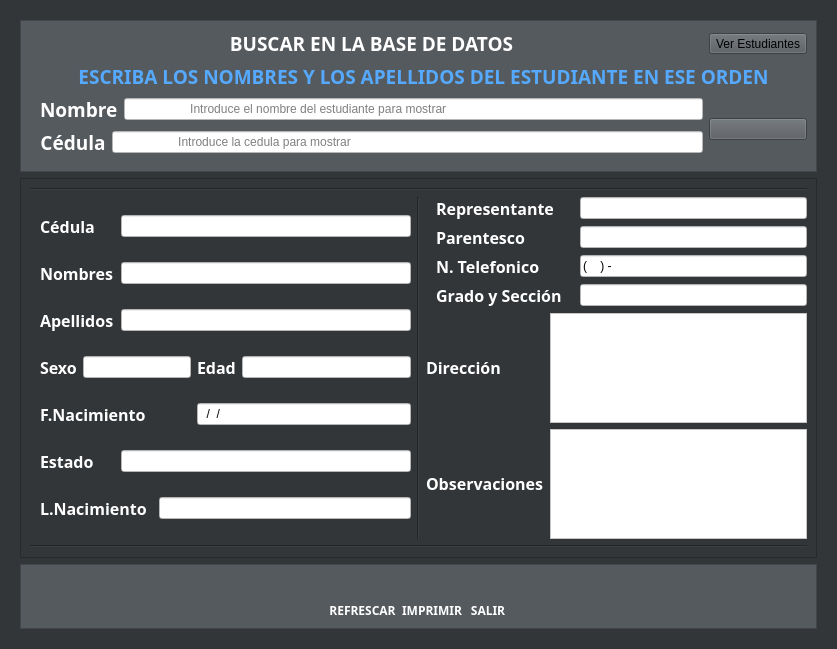
Gabo-hub/SUNBAGB, file iu_files/main_estudiantes.ui: the form before one commit.
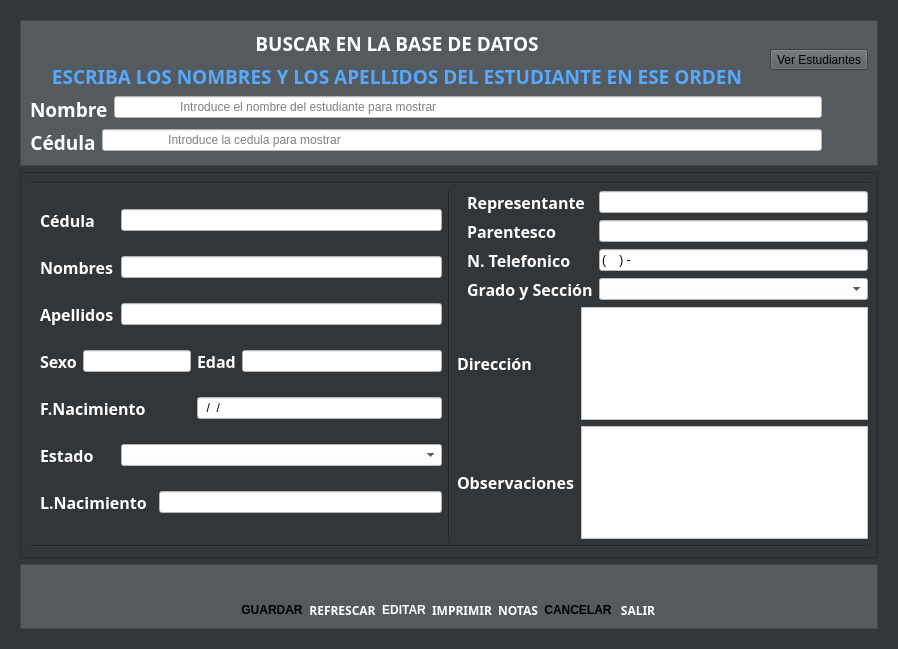
The form after the commit. Icons and pictures are not drawn.

What changed in the file:
```diff
--- a/iu_files/main_estudiantes.ui
+++ b/iu_files/main_estudiantes.ui
@@ -9,7 +9,7 @@
    <rect>
     <x>0</x>
     <y>0</y>
-    <width>837</width>
+    <width>898</width>
     <height>649</height>
    </rect>
   </property>
@@ -40,55 +40,32 @@
         <property name="frameShadow">
          <enum>QFrame::Raised</enum>
         </property>
-        <layout class="QGridLayout" name="gridLayout_6">
-         <item row="0" column="0">
-          <layout class="QGridLayout" name="internalframe">
-           <property name="leftMargin">
-            <number>10</number>
-           </property>
-           <item row="3" column="1">
-            <widget class="QToolButton" name="bttn_verestudiantes">
-             <property name="text">
-              <string>Ver Estudiantes</string>
-             </property>
-            </widget>
-           </item>
-           <item row="8" column="0">
-            <layout class="QGridLayout" name="gridLayout_5">
-             <item row="0" column="1">
-              <widget class="QLineEdit" name="qlinee_EcedulaSearch">
-               <property name="styleSheet">
-                <string notr="true">background-color: rgb(255, 255, 255);</string>
-               </property>
-               <property name="inputMask">
-                <string/>
-               </property>
-               <property name="placeholderText">
-                <string>                   Introduce la cedula para mostrar</string>
-               </property>
-              </widget>
-             </item>
-             <item row="0" column="0" alignment="Qt::AlignLeft">
-              <widget class="QLabel" name="ql_EcedulaSearch">
+        <layout class="QVBoxLayout" name="verticalLayout_4">
+         <item>
+          <layout class="QHBoxLayout" name="horizontalLayout_5">
+           <item>
+            <layout class="QVBoxLayout" name="verticalLayout_3">
+             <item>
+              <widget class="QLabel" name="ql_EbuscarbaseText">
                <property name="font">
                 <font>
                  <family>Poppins</family>
                  <pointsize>14</pointsize>
-                 <weight>75</weight>
                  <bold>true</bold>
                 </font>
                </property>
+               <property name="autoFillBackground">
+                <bool>false</bool>
+               </property>
                <property name="styleSheet">
                 <string notr="true">color: rgb(255, 255, 255);</string>
                </property>
                <property name="text">
-                <string>&lt;html&gt;&lt;head/&gt;&lt;body&gt;&lt;p align=&quot;center&quot;&gt;&lt;span style=&quot; font-weight:600;&quot;&gt;Cédula&lt;/span&gt;&lt;/p&gt;&lt;/body&gt;&lt;/html&gt;</string>
+                <string>&lt;html&gt;&lt;head/&gt;&lt;body&gt;&lt;p align=&quot;center&quot;&gt;&lt;span style=&quot; font-weight:600;&quot;&gt;BUSCAR EN LA BASE DE DATOS&lt;/span&gt;&lt;/p&gt;&lt;/body&gt;&lt;/html&gt;</string>
                </property>
               </widget>
              </item>
-            </layout>
-           </item>
-           <item row="4" column="0" colspan="2">
+             <item>
             <widget class="QLabel" name="ql_EescribanombresText">
              <property name="palette">
               <palette>
@@ -148,7 +125,7 @@
                  </brush>
                 </colorrole>
                 <colorrole role="PlaceholderText">
-                 <brush brushstyle="NoBrush">
+                   <brush brushstyle="SolidPattern">
                   <color alpha="128">
                    <red>85</red>
                    <green>170</green>
@@ -213,7 +190,7 @@
                  </brush>
                 </colorrole>
                 <colorrole role="PlaceholderText">
-                 <brush brushstyle="NoBrush">
+                   <brush brushstyle="SolidPattern">
                   <color alpha="128">
                    <red>85</red>
                    <green>170</green>
@@ -278,7 +255,7 @@
                  </brush>
                 </colorrole>
                 <colorrole role="PlaceholderText">
-                 <brush brushstyle="NoBrush">
+                   <brush brushstyle="SolidPattern">
                   <color alpha="128">
                    <red>85</red>
                    <green>170</green>
@@ -293,7 +270,6 @@
               <font>
                <family>Poppins</family>
                <pointsize>14</pointsize>
-               <weight>75</weight>
                <bold>true</bold>
               </font>
              </property>
@@ -308,36 +284,29 @@
              </property>
             </widget>
            </item>
-           <item row="3" column="0">
-            <widget class="QLabel" name="ql_EbuscarbaseText">
-             <property name="font">
-              <font>
-               <family>Poppins</family>
-               <pointsize>14</pointsize>
-               <weight>75</weight>
-               <bold>true</bold>
-              </font>
-             </property>
-             <property name="autoFillBackground">
-              <bool>false</bool>
-             </property>
-             <property name="styleSheet">
-              <string notr="true">color: rgb(255, 255, 255);</string>
-             </property>
+            </layout>
+           </item>
+           <item>
+            <widget class="QToolButton" name="bttn_verestudiantes">
              <property name="text">
-              <string>&lt;html&gt;&lt;head/&gt;&lt;body&gt;&lt;p align=&quot;center&quot;&gt;&lt;span style=&quot; font-weight:600;&quot;&gt;BUSCAR EN LA BASE DE DATOS&lt;/span&gt;&lt;/p&gt;&lt;/body&gt;&lt;/html&gt;</string>
+              <string>Ver Estudiantes</string>
              </property>
             </widget>
            </item>
-           <item row="7" column="0">
-            <layout class="QGridLayout" name="gridLayout_7">
-             <item row="0" column="0" rowspan="3">
+          </layout>
+         </item>
+         <item>
+          <layout class="QHBoxLayout" name="horizontalLayout_4">
+           <item>
+            <layout class="QVBoxLayout" name="verticalLayout_2">
+             <item>
+              <layout class="QFormLayout" name="formLayout_2">
+               <item row="0" column="0">
               <widget class="QLabel" name="ql_EnombreSearch">
                <property name="font">
                 <font>
                  <family>Poppins</family>
                  <pointsize>14</pointsize>
-                 <weight>75</weight>
                  <bold>true</bold>
                 </font>
                </property>
@@ -349,13 +318,14 @@
                </property>
               </widget>
              </item>
-             <item row="0" column="1" rowspan="3">
+               <item row="0" column="1">
               <widget class="QLineEdit" name="qlinee_EnombreSearch">
                <property name="layoutDirection">
                 <enum>Qt::LeftToRight</enum>
                </property>
                <property name="styleSheet">
-                <string notr="true">background-color: rgb(255, 255, 255);</string>
+                  <string notr="true">background-color: rgb(255, 255, 255);
+color: rgb(0, 0, 0);</string>
                </property>
                <property name="inputMask">
                 <string/>
@@ -379,7 +349,44 @@
              </item>
             </layout>
            </item>
-           <item row="7" column="1" rowspan="3">
+             <item>
+              <layout class="QFormLayout" name="formLayout_3">
+               <item row="0" column="0">
+                <widget class="QLabel" name="ql_EcedulaSearch">
+                 <property name="font">
+                  <font>
+                   <family>Poppins</family>
+                   <pointsize>14</pointsize>
+                   <bold>true</bold>
+                  </font>
+                 </property>
+                 <property name="styleSheet">
+                  <string notr="true">color: rgb(255, 255, 255);</string>
+                 </property>
+                 <property name="text">
+                  <string>&lt;html&gt;&lt;head/&gt;&lt;body&gt;&lt;p align=&quot;center&quot;&gt;&lt;span style=&quot; font-weight:600;&quot;&gt;Cédula&lt;/span&gt;&lt;/p&gt;&lt;/body&gt;&lt;/html&gt;</string>
+                 </property>
+                </widget>
+               </item>
+               <item row="0" column="1">
+                <widget class="QLineEdit" name="qlinee_EcedulaSearch">
+                 <property name="styleSheet">
+                  <string notr="true">background-color: rgb(255, 255, 255);
+color: rgb(0, 0, 0);</string>
+                 </property>
+                 <property name="inputMask">
+                  <string/>
+                 </property>
+                 <property name="placeholderText">
+                  <string>                   Introduce la cedula para mostrar</string>
+                 </property>
+                </widget>
+               </item>
+              </layout>
+             </item>
+            </layout>
+           </item>
+           <item>
             <widget class="QPushButton" name="bttn_Ebuscar">
              <property name="cursor">
               <cursorShape>PointingHandCursor</cursorShape>
@@ -426,7 +433,7 @@
               <bool>false</bool>
              </property>
              <property name="flat">
-              <bool>false</bool>
+              <bool>true</bool>
              </property>
             </widget>
            </item>
@@ -469,7 +476,8 @@
               <bool>true</bool>
              </property>
              <property name="styleSheet">
-              <string notr="true">background-color: rgb(255, 255, 255);</string>
+              <string notr="true">background-color: rgb(255, 255, 255);
+color: rgb(0, 0, 0);</string>
              </property>
              <property name="inputMask">
               <string>99/99/9999</string>
@@ -488,7 +496,6 @@
               <font>
                <family>Poppins</family>
                <pointsize>12</pointsize>
-               <weight>75</weight>
                <bold>true</bold>
               </font>
              </property>
@@ -512,7 +519,8 @@
               <bool>true</bool>
              </property>
              <property name="styleSheet">
-              <string notr="true">background-color: rgb(255, 255, 255);</string>
+              <string notr="true">background-color: rgb(255, 255, 255);
+color: rgb(0, 0, 0);</string>
              </property>
              <property name="text">
               <string/>
@@ -528,7 +536,8 @@
               <bool>true</bool>
              </property>
              <property name="styleSheet">
-              <string notr="true">background-color: rgb(255, 255, 255);</string>
+              <string notr="true">background-color: rgb(255, 255, 255);
+color: rgb(0, 0, 0);</string>
              </property>
              <property name="text">
               <string/>
@@ -544,7 +553,8 @@
               <bool>true</bool>
              </property>
              <property name="styleSheet">
-              <string notr="true">background-color: rgb(255, 255, 255);</string>
+              <string notr="true">background-color: rgb(255, 255, 255);
+color: rgb(0, 0, 0);</string>
              </property>
              <property name="text">
               <string/>
@@ -560,7 +570,8 @@
               <bool>true</bool>
              </property>
              <property name="styleSheet">
-              <string notr="true">background-color: rgb(255, 255, 255);</string>
+              <string notr="true">background-color: rgb(255, 255, 255);
+color: rgb(0, 0, 0);</string>
              </property>
              <property name="text">
               <string/>
@@ -588,7 +599,6 @@
               <font>
                <family>Poppins</family>
                <pointsize>12</pointsize>
-               <weight>75</weight>
                <bold>true</bold>
               </font>
              </property>
@@ -612,7 +622,8 @@
               <bool>true</bool>
              </property>
              <property name="styleSheet">
-              <string notr="true">background-color: rgb(255, 255, 255);</string>
+              <string notr="true">background-color: rgb(255, 255, 255);
+color: rgb(0, 0, 0);</string>
              </property>
              <property name="text">
               <string/>
@@ -628,7 +639,6 @@
               <font>
                <family>Poppins</family>
                <pointsize>12</pointsize>
-               <weight>75</weight>
                <bold>true</bold>
               </font>
              </property>
@@ -652,7 +662,6 @@
               <font>
                <family>Poppins</family>
                <pointsize>12</pointsize>
-               <weight>75</weight>
                <bold>true</bold>
               </font>
              </property>
@@ -676,7 +685,8 @@
               <bool>true</bool>
              </property>
              <property name="styleSheet">
-              <string notr="true">background-color: rgb(255, 255, 255);</string>
+              <string notr="true">background-color: rgb(255, 255, 255);
+color: rgb(0, 0, 0);</string>
              </property>
              <property name="text">
               <string/>
@@ -692,7 +702,6 @@
               <font>
                <family>Poppins</family>
                <pointsize>12</pointsize>
-               <weight>75</weight>
                <bold>true</bold>
               </font>
              </property>
@@ -711,18 +720,13 @@
             </widget>
            </item>
            <item row="5" column="2" colspan="4">
-            <widget class="QLineEdit" name="qlinee_EestadoInfo">
+            <widget class="QComboBox" name="cbox_EestadoInfo">
              <property name="enabled">
               <bool>true</bool>
              </property>
              <property name="styleSheet">
-              <string notr="true">background-color: rgb(255, 255, 255);</string>
-             </property>
-             <property name="text">
-              <string/>
-             </property>
-             <property name="readOnly">
-              <bool>true</bool>
+              <string notr="true">background-color: rgb(255, 255, 255);
+color: rgb(0, 0, 0);</string>
              </property>
             </widget>
            </item>
@@ -732,7 +736,6 @@
               <font>
                <family>Poppins</family>
                <pointsize>12</pointsize>
-               <weight>75</weight>
                <bold>true</bold>
               </font>
              </property>
@@ -756,7 +759,6 @@
               <font>
                <family>Poppins</family>
                <pointsize>12</pointsize>
-               <weight>75</weight>
                <bold>true</bold>
               </font>
              </property>
@@ -780,7 +782,6 @@
               <font>
                <family>Poppins</family>
                <pointsize>12</pointsize>
-               <weight>75</weight>
                <bold>true</bold>
               </font>
              </property>
@@ -808,7 +809,6 @@
               <font>
                <family>Poppins</family>
                <pointsize>12</pointsize>
-               <weight>75</weight>
                <bold>true</bold>
               </font>
              </property>
@@ -822,14 +822,38 @@
               <enum>Qt::AutoText</enum>
              </property>
              <property name="alignment">
-              <set>Qt::AlignLeading|Qt::AlignLeft|Qt::AlignVCenter</set>
+              <set>Qt::AlignmentFlag::AlignLeading|Qt::AlignmentFlag::AlignLeft|Qt::AlignmentFlag::AlignVCenter</set>
+             </property>
+            </widget>
+           </item>
+           <item row="1" column="1">
+            <widget class="QPlainTextEdit" name="qpte_EobservacionesInfo">
+             <property name="enabled">
+              <bool>true</bool>
+             </property>
+             <property name="styleSheet">
+              <string notr="true">background-color: rgb(255, 255, 255);
+color: rgb(0, 0, 0);</string>
+             </property>
+             <property name="frameShape">
+              <enum>QFrame::Shape::StyledPanel</enum>
+             </property>
+             <property name="frameShadow">
+              <enum>QFrame::Shadow::Sunken</enum>
+             </property>
+             <property name="readOnly">
+              <bool>true</bool>
+             </property>
+             <property name="plainText">
+              <string/>
              </property>
             </widget>
            </item>
            <item row="0" column="1">
             <widget class="QPlainTextEdit" name="qpte_EdireccionInfo">
              <property name="styleSheet">
-              <string notr="true">background-color: rgb(255, 255, 255);</string>
+              <string notr="true">background-color: rgb(255, 255, 255);
+color: rgb(0, 0, 0);</string>
              </property>
              <property name="readOnly">
               <bool>true</bool>
@@ -845,7 +869,6 @@
               <font>
                <family>Poppins</family>
                <pointsize>12</pointsize>
-               <weight>75</weight>
                <bold>true</bold>
               </font>
              </property>
@@ -859,29 +882,7 @@
               <enum>Qt::AutoText</enum>
              </property>
              <property name="alignment">
-              <set>Qt::AlignLeading|Qt::AlignLeft|Qt::AlignVCenter</set>
-             </property>
-            </widget>
-           </item>
-           <item row="1" column="1">
-            <widget class="QPlainTextEdit" name="qpte_EobservacionesInfo">
-             <property name="enabled">
-              <bool>true</bool>
-             </property>
-             <property name="styleSheet">
-              <string notr="true">background-color: rgb(255, 255, 255);</string>
-             </property>
-             <property name="frameShape">
-              <enum>QFrame::StyledPanel</enum>
-             </property>
-             <property name="frameShadow">
-              <enum>QFrame::Sunken</enum>
-             </property>
-             <property name="readOnly">
-              <bool>true</bool>
-             </property>
-             <property name="plainText">
-              <string/>
+              <set>Qt::AlignmentFlag::AlignLeading|Qt::AlignmentFlag::AlignLeft|Qt::AlignmentFlag::AlignVCenter</set>
              </property>
             </widget>
            </item>
@@ -895,17 +896,16 @@
           </widget>
          </item>
          <item row="2" column="2">
-          <layout class="QGridLayout" name="gridLayout_4">
+          <layout class="QFormLayout" name="formLayout">
            <property name="leftMargin">
             <number>10</number>
            </property>
-           <item row="2" column="0" colspan="2" alignment="Qt::AlignLeft">
-            <widget class="QLabel" name="ql_EntelefonicoText">
+           <item row="0" column="0">
+            <widget class="QLabel" name="ql_ErepresentanteText">
              <property name="font">
               <font>
                <family>Poppins</family>
                <pointsize>12</pointsize>
-               <weight>75</weight>
                <bold>true</bold>
               </font>
              </property>
@@ -913,23 +913,36 @@
               <string notr="true">color: rgb(255, 255, 255);</string>
              </property>
              <property name="text">
-              <string>&lt;html&gt;&lt;head/&gt;&lt;body&gt;&lt;p&gt;N. Telefonico&lt;/p&gt;&lt;/body&gt;&lt;/html&gt;</string>
-             </property>
-             <property name="textFormat">
-              <enum>Qt::AutoText</enum>
+              <string>&lt;html&gt;&lt;head/&gt;&lt;body&gt;&lt;p&gt;Representante&lt;/p&gt;&lt;/body&gt;&lt;/html&gt;</string>
              </property>
              <property name="alignment">
               <set>Qt::AlignLeading|Qt::AlignLeft|Qt::AlignVCenter</set>
              </property>
             </widget>
            </item>
-           <item row="1" column="0" colspan="2" alignment="Qt::AlignLeft">
+           <item row="0" column="1">
+            <widget class="QLineEdit" name="qlinee_ErepresentanteInfo">
+             <property name="enabled">
+              <bool>true</bool>
+             </property>
+             <property name="styleSheet">
+              <string notr="true">background-color: rgb(255, 255, 255);
+color: rgb(0, 0, 0);</string>
+             </property>
+             <property name="text">
+              <string/>
+             </property>
+             <property name="readOnly">
+              <bool>true</bool>
+             </property>
+            </widget>
+           </item>
+           <item row="1" column="0">
             <widget class="QLabel" name="ql_EparentescoText">
              <property name="font">
               <font>
                <family>Poppins</family>
                <pointsize>12</pointsize>
-               <weight>75</weight>
                <bold>true</bold>
               </font>
              </property>
@@ -947,39 +960,14 @@
              </property>
             </widget>
            </item>
-           <item row="3" column="3">
-            <widget class="QLineEdit" name="ql_EgradoseccionInfo">
-             <property name="styleSheet">
-              <string notr="true">background-color: rgb(255, 255, 255);</string>
-             </property>
-             <property name="readOnly">
-              <bool>true</bool>
-             </property>
-            </widget>
-           </item>
-           <item row="0" column="3">
-            <widget class="QLineEdit" name="qlinee_ErepresentanteInfo">
-             <property name="enabled">
-              <bool>true</bool>
-             </property>
-             <property name="styleSheet">
-              <string notr="true">background-color: rgb(255, 255, 255);</string>
-             </property>
-             <property name="text">
-              <string/>
-             </property>
-             <property name="readOnly">
-              <bool>true</bool>
-             </property>
-            </widget>
-           </item>
-           <item row="1" column="3">
+           <item row="1" column="1">
             <widget class="QLineEdit" name="qlinee_EparentescoInfo">
              <property name="enabled">
               <bool>true</bool>
              </property>
              <property name="styleSheet">
-              <string notr="true">background-color: rgb(255, 255, 255);</string>
+              <string notr="true">background-color: rgb(255, 255, 255);
+color: rgb(0, 0, 0);</string>
              </property>
              <property name="text">
               <string/>
@@ -989,13 +977,37 @@
              </property>
             </widget>
            </item>
-           <item row="2" column="3">
+           <item row="2" column="0">
+            <widget class="QLabel" name="ql_EntelefonicoText">
+             <property name="font">
+              <font>
+               <family>Poppins</family>
+               <pointsize>12</pointsize>
+               <bold>true</bold>
+              </font>
+             </property>
+             <property name="styleSheet">
+              <string notr="true">color: rgb(255, 255, 255);</string>
+             </property>
+             <property name="text">
+              <string>&lt;html&gt;&lt;head/&gt;&lt;body&gt;&lt;p&gt;N. Telefonico&lt;/p&gt;&lt;/body&gt;&lt;/html&gt;</string>
+             </property>
+             <property name="textFormat">
+              <enum>Qt::TextFormat::AutoText</enum>
+             </property>
+             <property name="alignment">
+              <set>Qt::AlignmentFlag::AlignLeading|Qt::AlignmentFlag::AlignLeft|Qt::AlignmentFlag::AlignVCenter</set>
+             </property>
+            </widget>
+           </item>
+           <item row="2" column="1">
             <widget class="QLineEdit" name="qlinee_EntelefonicoInfo">
              <property name="enabled">
               <bool>true</bool>
              </property>
              <property name="styleSheet">
-              <string notr="true">background-color: rgb(255, 255, 255);</string>
+              <string notr="true">background-color: rgb(255, 255, 255);
+color: rgb(0, 0, 0);</string>
              </property>
              <property name="inputMask">
               <string>(9999) -999999</string>
@@ -1008,34 +1020,12 @@
              </property>
             </widget>
            </item>
-           <item row="0" column="0" colspan="3" alignment="Qt::AlignLeft">
-            <widget class="QLabel" name="ql_ErepresentanteText">
-             <property name="font">
-              <font>
-               <family>Poppins</family>
-               <pointsize>12</pointsize>
-               <weight>75</weight>
-               <bold>true</bold>
-              </font>
-             </property>
-             <property name="styleSheet">
-              <string notr="true">color: rgb(255, 255, 255);</string>
-             </property>
-             <property name="text">
-              <string>&lt;html&gt;&lt;head/&gt;&lt;body&gt;&lt;p&gt;Representante&lt;/p&gt;&lt;/body&gt;&lt;/html&gt;</string>
-             </property>
-             <property name="alignment">
-              <set>Qt::AlignLeading|Qt::AlignLeft|Qt::AlignVCenter</set>
-             </property>
-            </widget>
-           </item>
            <item row="3" column="0">
             <widget class="QLabel" name="ql_EgradoseccionText">
              <property name="font">
               <font>
                <family>Poppins</family>
                <pointsize>12</pointsize>
-               <weight>75</weight>
                <bold>true</bold>
               </font>
              </property>
@@ -1047,6 +1037,14 @@
              </property>
             </widget>
            </item>
+           <item row="3" column="1">
+            <widget class="QComboBox" name="cbox_Egradoseccion">
+             <property name="styleSheet">
+              <string notr="true">background-color: rgb(255, 255, 255);
+color: rgb(0, 0, 0);</string>
+             </property>
+            </widget>
+           </item>
           </layout>
          </item>
         </layout>
@@ -1079,8 +1077,8 @@
          </item>
          <item>
           <layout class="QGridLayout" name="gridLayout_3">
-           <item row="0" column="1">
-            <widget class="QPushButton" name="bttn_Erimprimir">
+           <item row="0" column="6">
+            <widget class="QPushButton" name="bttn_Esalir">
              <property name="cursor">
               <cursorShape>PointingHandCursor</cursorShape>
              </property>
@@ -1115,48 +1113,11 @@
              </property>
             </widget>
            </item>
-           <item row="0" column="0">
-            <widget class="QPushButton" name="bttn_Erefrescar">
-             <property name="cursor">
-              <cursorShape>PointingHandCursor</cursorShape>
-             </property>
-             <property name="styleSheet">
-              <string notr="true">QPushButton:hover
-{
-	border-style: solid;
-	background-color: #757a80;
-
-}
-
-QPushButton:pressed
-{
-	 	background-color:#333639;
-}</string>
-             </property>
-             <property name="text">
-              <string/>
-             </property>
-             <property name="icon">
-              <iconset resource="../assets/icons/resource.qrc">
-               <normaloff>:/Botones salida/refresh-icon.png</normaloff>:/Botones salida/refresh-icon.png</iconset>
-             </property>
-             <property name="iconSize">
-              <size>
-               <width>81</width>
-               <height>61</height>
-              </size>
-             </property>
-             <property name="flat">
-              <bool>true</bool>
-             </property>
-            </widget>
-           </item>
-           <item row="1" column="2">
+           <item row="1" column="6">
             <widget class="QLabel" name="ql_EsalirText">
              <property name="font">
               <font>
                <family>Poppins</family>
-               <weight>75</weight>
                <bold>true</bold>
               </font>
              </property>
@@ -1174,12 +1135,99 @@
              </property>
             </widget>
            </item>
-           <item row="1" column="1">
+                       <item row="0" column="4">
+             <widget class="QPushButton" name="bttn_notas">
+              <property name="cursor">
+               <cursorShape>PointingHandCursor</cursorShape>
+              </property>
+              <property name="styleSheet">
+               <string notr="true">QPushButton:hover
+{
+	border-style: solid;
+	background-color: #757a80;
+
+}
+
+QPushButton:pressed
+{
+	 	background-color:#333639;
+}</string>
+              </property>
+              <property name="text">
+               <string/>
+              </property>
+              <property name="icon">
+               <iconset resource="../assets/icons/resource.qrc">
+                <normaloff>:/Botones categoria/openmoji--spiral-notepad.png</normaloff>:/Botones categoria/openmoji--spiral-notepad.png</iconset>
+              </property>
+              <property name="iconSize">
+               <size>
+                <width>81</width>
+                <height>61</height>
+               </size>
+              </property>
+              <property name="flat">
+               <bool>true</bool>
+              </property>
+             </widget>
+            </item>
+            <item row="1" column="4">
+             <widget class="QLabel" name="ql_notasText">
+              <property name="font">
+               <font>
+                <family>Poppins</family>
+                <bold>true</bold>
+               </font>
+              </property>
+              <property name="styleSheet">
+               <string notr="true">color: rgb(255, 255, 255);</string>
+              </property>
+              <property name="text">
+               <string>&lt;html&gt;&lt;head/&gt;&lt;body&gt;&lt;p align=&quot;center&quot;&gt;&lt;span style=&quot; font-weight:600;&quot;&gt;NOTAS&lt;/span&gt;&lt;/p&gt;&lt;/body&gt;&lt;/html&gt;</string>
+              </property>
+             </widget>
+            </item>
+<item row="0" column="1">
+            <widget class="QPushButton" name="bttn_Erefrescar">
+             <property name="cursor">
+              <cursorShape>PointingHandCursor</cursorShape>
+             </property>
+             <property name="styleSheet">
+              <string notr="true">QPushButton:hover
+{
+	border-style: solid;
+	background-color: #757a80;
+
+}
+
+QPushButton:pressed
+{
+	 	background-color:#333639;
+}</string>
+             </property>
+             <property name="text">
+              <string/>
+             </property>
+             <property name="icon">
+              <iconset resource="../assets/icons/resource.qrc">
+               <normaloff>:/Botones salida/refresh-icon.png</normaloff>:/Botones salida/refresh-icon.png</iconset>
+             </property>
+             <property name="iconSize">
+              <size>
+               <width>81</width>
+               <height>61</height>
+              </size>
+             </property>
+             <property name="flat">
+              <bool>true</bool>
+             </property>
+            </widget>
+           </item>
+           <item row="1" column="3">
             <widget class="QLabel" name="ql_EimprimirText">
              <property name="font">
               <font>
                <family>Poppins</family>
-               <weight>75</weight>
                <bold>true</bold>
               </font>
              </property>
@@ -1198,11 +1246,62 @@
             </widget>
            </item>
            <item row="1" column="0">
+            <widget class="QLabel" name="ql_guardarText">
+             <property name="enabled">
+              <bool>true</bool>
+             </property>
+             <property name="tabletTracking">
+              <bool>false</bool>
+             </property>
+             <property name="text">
+              <string>&lt;html&gt;&lt;head/&gt;&lt;body&gt;&lt;p align=&quot;center&quot;&gt;&lt;span style=&quot; font-weight:700;&quot;&gt;GUARDAR&lt;/span&gt;&lt;/p&gt;&lt;/body&gt;&lt;/html&gt;</string>
+             </property>
+             <property name="wordWrap">
+              <bool>false</bool>
+             </property>
+            </widget>
+           </item>
+           <item row="0" column="3">
+            <widget class="QPushButton" name="bttn_Erimprimir">
+             <property name="cursor">
+              <cursorShape>PointingHandCursor</cursorShape>
+             </property>
+             <property name="styleSheet">
+              <string notr="true">QPushButton:hover
+{
+	border-style: solid;
+	background-color: #757a80;
+
+}
+
+QPushButton:pressed
+{
+	 	background-color:#333639;
+}</string>
+             </property>
+             <property name="text">
+              <string/>
+             </property>
+             <property name="icon">
+              <iconset resource="../assets/icons/resource.qrc">
+               <normaloff>:/Botones salida/imprimir.png</normaloff>:/Botones salida/imprimir.png</iconset>
+             </property>
+             <property name="iconSize">
+              <size>
+               <width>81</width>
+               <height>61</height>
+              </size>
+             </property>
+             <property name="flat">
+              <bool>true</bool>
+             </property>
+            </widget>
+           </item>
+           <item row="1" column="1">
             <widget class="QLabel" name="ql_ErefrescarText">
              <property name="font">
               <font>
                <family>Poppins</family>
-               <weight>75</weight>
                <bold>true</bold>
               </font>
              </property>
@@ -1220,10 +1319,92 @@
              </property>
             </widget>
            </item>
-           <item row="0" column="2">
-            <widget class="QPushButton" name="bttn_Esalir">
+           <item row="0" column="0">
+            <widget class="QPushButton" name="bttn_guardar">
+             <property name="enabled">
+              <bool>true</bool>
+             </property>
              <property name="cursor">
               <cursorShape>PointingHandCursor</cursorShape>
+             </property>
+             <property name="tabletTracking">
+              <bool>false</bool>
+             </property>
+             <property name="styleSheet">
+              <string notr="true">QPushButton:hover
+{
+	border-style: solid;
+	background-color: #757a80;
+
+}
+
+QPushButton:pressed
+{
+	 	background-color:#333639;
+}</string>
+             </property>
+             <property name="icon">
+              <iconset resource="../assets/icons/resource.qrc">
+               <normaloff>:/Botones salida/save-icon.png</normaloff>:/Botones salida/save-icon.png</iconset>
+             </property>
+             <property name="iconSize">
+              <size>
+               <width>81</width>
+               <height>61</height>
+              </size>
+             </property>
+             <property name="flat">
+              <bool>true</bool>
+             </property>
+            </widget>
+           </item>
+           <item row="1" column="2">
+            <widget class="QLabel" name="label">
+             <property name="font">
+              <font>
+               <bold>true</bold>
+              </font>
+             </property>
+             <property name="cursor">
+              <cursorShape>IBeamCursor</cursorShape>
+             </property>
+             <property name="mouseTracking">
+              <bool>true</bool>
+             </property>
+             <property name="styleSheet">
+              <string notr="true">color: rgb(255, 255, 255);</string>
+             </property>
+             <property name="text">
+              <string>&lt;html&gt;&lt;head/&gt;&lt;body&gt;&lt;p align=&quot;center&quot;&gt;EDITAR&lt;/p&gt;&lt;/body&gt;&lt;/html&gt;</string>
+             </property>
+            </widget>
+           </item>
+           <item row="1" column="5">
+            <widget class="QLabel" name="ql_cancelarText">
+             <property name="enabled">
+              <bool>true</bool>
+             </property>
+             <property name="tabletTracking">
+              <bool>false</bool>
+             </property>
+             <property name="text">
+              <string>&lt;html&gt;&lt;head/&gt;&lt;body&gt;&lt;p align=&quot;center&quot;&gt;&lt;span style=&quot; font-weight:700;&quot;&gt;CANCELAR&lt;/span&gt;&lt;/p&gt;&lt;/body&gt;&lt;/html&gt;</string>
+             </property>
+             <property name="wordWrap">
+              <bool>false</bool>
+             </property>
+            </widget>
+           </item>
+           <item row="0" column="5">
+            <widget class="QPushButton" name="bttn_cancelar">
+             <property name="enabled">
+              <bool>true</bool>
+             </property>
+             <property name="cursor">
+              <cursorShape>PointingHandCursor</cursorShape>
+             </property>
+             <property name="tabletTracking">
+              <bool>false</bool>
              </property>
              <property name="styleSheet">
               <string notr="true">QPushButton:hover
```
Left out of the diff: 554 changed lines with no effect on the pictures. Lines whose indentation alone changed are shown as unchanged.
